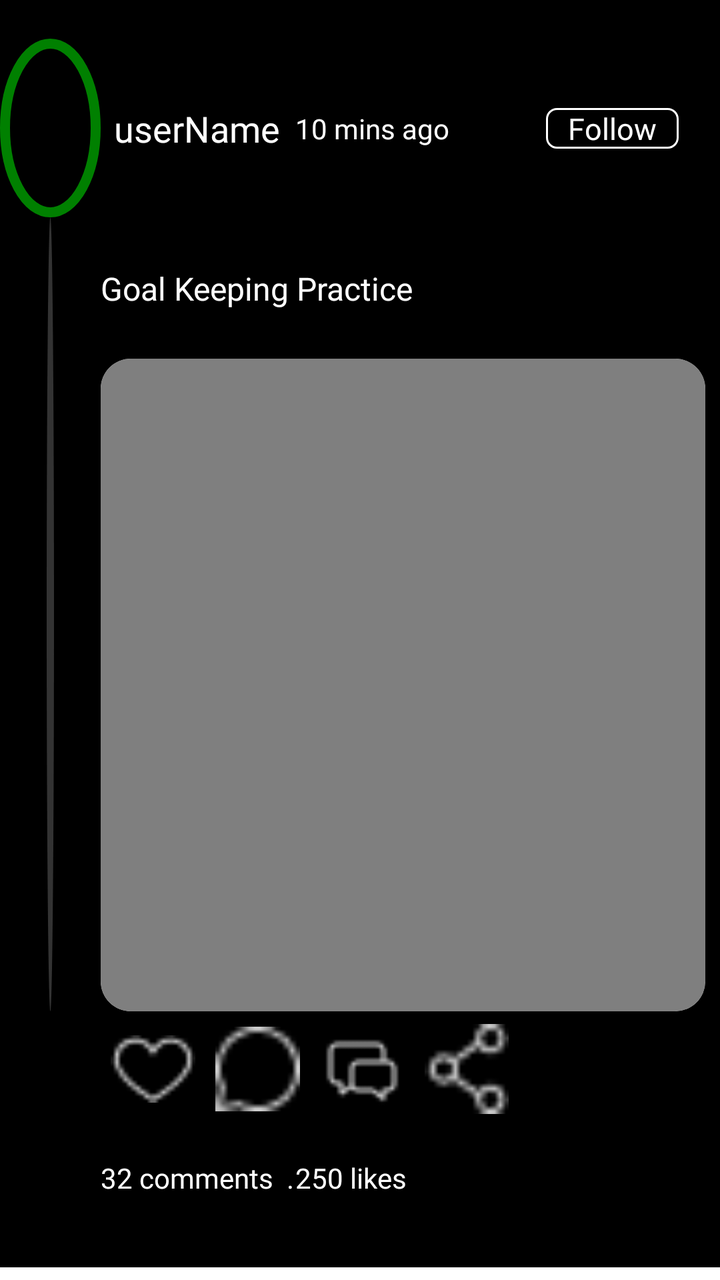
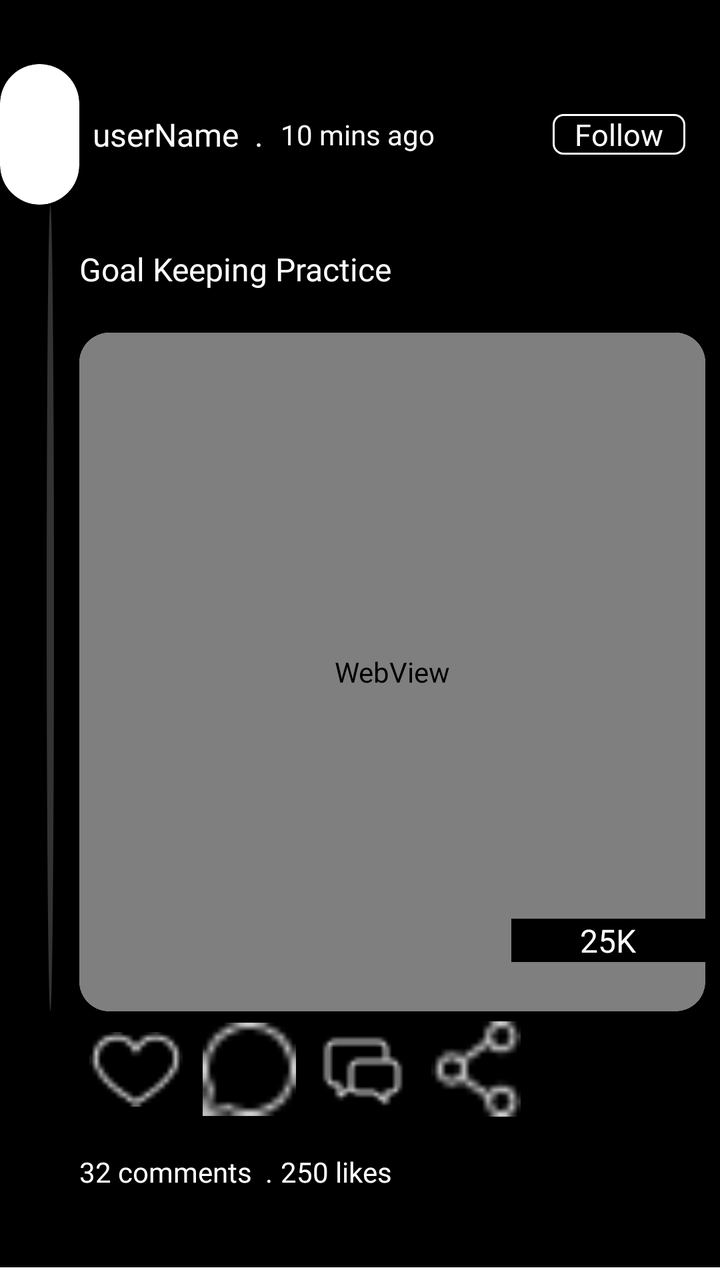

Before-and-after screenshots of an Android layout around one commit, followed by the original layout XML and the change that was made.
<!-- AndroidManifest.xml: application theme Theme.Pruvve -->
<!-- res/layout/item_feed_videos.xml -->
<?xml version="1.0" encoding="utf-8"?>
<androidx.constraintlayout.widget.ConstraintLayout xmlns:android="http://schemas.android.com/apk/res/android"
    xmlns:app="http://schemas.android.com/apk/res-auto"
    xmlns:tools="http://schemas.android.com/tools"
    android:layout_width="match_parent"
    android:layout_height="400dp"
    android:background="@color/black">

    <ImageView
        android:id="@+id/ivFeedsProfilePicture"
        android:layout_width="0dp"
        android:layout_height="0dp"
        android:src="@drawable/custom_circl"
        app:layout_constraintBottom_toTopOf="@+id/guideline111"
        app:layout_constraintEnd_toStartOf="@+id/guideline116"
        app:layout_constraintStart_toStartOf="parent"
        app:layout_constraintTop_toTopOf="@+id/guideline118" />

    <View
        android:id="@+id/view"
        android:layout_width="0dp"
        android:layout_height="0dp"
        android:background="@drawable/profile_line"
        app:layout_constraintBottom_toTopOf="@+id/guideline114"
        app:layout_constraintEnd_toStartOf="@+id/guideline122"
        app:layout_constraintStart_toStartOf="@+id/guideline117"
        app:layout_constraintTop_toTopOf="@+id/guideline111" />

    <View
        android:layout_width="0dp"
        android:layout_height="0dp"
        android:background="@color/white"
        app:layout_constraintBottom_toBottomOf="parent"
        app:layout_constraintEnd_toEndOf="parent"
        app:layout_constraintStart_toStartOf="parent"
        app:layout_constraintTop_toTopOf="@+id/guideline124" />

    <TextView
        android:id="@+id/tvProfileName"
        android:layout_width="0dp"
        android:layout_height="wrap_content"
        android:fontFamily="@font/my_poppins"
        android:gravity="center_vertical"
        android:text="\tuserName"
        android:textColor="@color/white"
        android:textSize="18sp"
        app:layout_constraintBottom_toTopOf="@+id/guideline111"
        app:layout_constraintEnd_toStartOf="@+id/guideline120"
        app:layout_constraintStart_toStartOf="@+id/guideline116"
        app:layout_constraintTop_toTopOf="@+id/guideline118"
        tools:ignore="HardcodedText" />

    <TextView
        android:id="@+id/tvTimestamp"
        android:layout_width="0dp"
        android:layout_height="wrap_content"
        android:fontFamily="@font/my_poppins"
        android:gravity="center_vertical"
        android:text="10 mins ago"
        android:textColor="@color/white"
        android:textSize="14sp"
        app:layout_constraintBottom_toTopOf="@+id/guideline111"
        app:layout_constraintEnd_toEndOf="parent"
        app:layout_constraintStart_toEndOf="@+id/tvProfileName"
        app:layout_constraintTop_toTopOf="@+id/guideline118"
        tools:ignore="HardcodedText" />

    <TextView
        android:id="@+id/tvFollowButton"
        android:layout_width="wrap_content"
        android:layout_height="wrap_content"
        android:background="@drawable/sign_in_viewbackgrounds"
        android:fontFamily="@font/my_poppins"
        android:gravity="center"
        android:text="   Follow   "
        android:textColor="@color/white"
        android:textSize="15sp"
        app:layout_constraintBottom_toTopOf="@+id/guideline111"
        app:layout_constraintEnd_toStartOf="@+id/guideline119"
        app:layout_constraintStart_toStartOf="@+id/guideline121"
        app:layout_constraintTop_toTopOf="@+id/guideline118"
        tools:ignore="HardcodedText" />

    <TextView
        android:id="@+id/tvTitle"
        android:layout_width="0dp"
        android:layout_height="wrap_content"
        android:fontFamily="@font/poppins_bold"
        android:gravity="center_vertical"
        android:text="Goal Keeping Practice"
        android:textColor="@color/white"
        android:textSize="16sp"
        app:layout_constraintBottom_toTopOf="@+id/guideline112"
        app:layout_constraintEnd_toEndOf="parent"
        app:layout_constraintStart_toStartOf="@+id/guideline116"
        app:layout_constraintTop_toTopOf="@+id/guideline111"
        tools:ignore="HardcodedText" />


    <androidx.cardview.widget.CardView
        android:id="@+id/cardView"
        android:layout_width="0dp"
        android:layout_height="0dp"
        app:cardCornerRadius="15dp"
        app:layout_constraintBottom_toTopOf="@+id/guideline114"
        app:layout_constraintEnd_toStartOf="@+id/guideline119"
        app:layout_constraintStart_toStartOf="@+id/guideline116"
        app:layout_constraintTop_toTopOf="@+id/guideline112">

        <VideoView
            android:id="@+id/vvFeeds"
            android:layout_width="match_parent"
            android:layout_height="match_parent"
            android:background="@drawable/dialogue_background3" />
    </androidx.cardview.widget.CardView>

    <TextView
        android:id="@+id/tvViews"
        android:layout_width="0dp"
        android:layout_height="wrap_content"
        android:background="@color/black"
        android:fontFamily="@font/poppins_bold"
        android:gravity="center_vertical"
        android:text="25K"
        android:textColor="@color/white"
        android:textSize="16sp"
        app:layout_constraintBottom_toTopOf="@+id/guideline114"
        app:layout_constraintEnd_toEndOf="parent"
        app:layout_constraintStart_toStartOf="@+id/guideline121"
        app:layout_constraintTop_toTopOf="@+id/guideline113"
        tools:ignore="HardcodedText" />

    <LinearLayout
        android:id="@+id/linearLayout2"
        android:layout_width="0dp"
        android:layout_height="0dp"
        android:orientation="horizontal"
        app:layout_constraintBottom_toTopOf="@+id/guideline115"
        app:layout_constraintEnd_toStartOf="@+id/guideline121"
        app:layout_constraintStart_toStartOf="@+id/guideline116"
        app:layout_constraintTop_toTopOf="@+id/guideline114">

        <ImageView
            android:id="@+id/ivLikeButton"
            android:layout_width="match_parent"
            android:layout_height="match_parent"
            android:layout_margin="5dp"
            android:layout_weight="1"
            android:src="@drawable/like_heart" />

        <ImageView
            android:id="@+id/ivCommentButton"
            android:layout_width="match_parent"
            android:layout_height="match_parent"
            android:layout_margin="5dp"
            android:layout_weight="1"
            android:src="@drawable/comment" />

        <ImageView
            android:id="@+id/ivChatButton"
            android:layout_width="match_parent"
            android:layout_height="match_parent"
            android:layout_marginStart="5dp"
            android:layout_marginTop="2dp"
            android:layout_marginEnd="5dp"
            android:layout_marginBottom="2dp"
            android:layout_weight="1"
            android:src="@drawable/chat" />

        <ImageView
            android:id="@+id/ivShareButton"
            android:layout_width="match_parent"
            android:layout_height="match_parent"
            android:layout_margin="5dp"
            android:layout_weight="1"
            android:src="@drawable/share" />
    </LinearLayout>

    <TextView
        android:id="@+id/tvComments"
        android:layout_width="0dp"
        android:layout_height="wrap_content"
        android:fontFamily="@font/my_poppins"
        android:gravity="center_vertical"
        android:text="32 comments  ."
        android:textColor="@color/white"
        android:textSize="14sp"
        app:layout_constraintBottom_toTopOf="@+id/guideline123"
        app:layout_constraintEnd_toStartOf="@+id/guideline120"
        app:layout_constraintStart_toStartOf="@+id/guideline116"
        app:layout_constraintTop_toTopOf="@+id/guideline115"
        tools:ignore="HardcodedText" />

    <TextView
        android:id="@+id/tvLikes"
        android:layout_width="0dp"
        android:layout_height="wrap_content"
        android:fontFamily="@font/my_poppins"
        android:gravity="center_vertical"
        android:text="250 likes"
        android:textColor="@color/white"
        android:textSize="14sp"
        app:layout_constraintBottom_toTopOf="@+id/guideline123"
        app:layout_constraintEnd_toStartOf="@+id/guideline121"
        app:layout_constraintStart_toStartOf="@+id/guideline120"
        app:layout_constraintTop_toTopOf="@+id/guideline115"
        tools:ignore="HardcodedText" />

    <androidx.constraintlayout.widget.Guideline
        android:id="@+id/guideline111"
        android:layout_width="wrap_content"
        android:layout_height="wrap_content"
        android:orientation="horizontal"
        app:layout_constraintGuide_percent="0.17" />

    <androidx.constraintlayout.widget.Guideline
        android:id="@+id/guideline112"
        android:layout_width="wrap_content"
        android:layout_height="wrap_content"
        android:orientation="horizontal"
        app:layout_constraintGuide_percent="0.28" />

    <androidx.constraintlayout.widget.Guideline
        android:id="@+id/guideline113"
        android:layout_width="wrap_content"
        android:layout_height="wrap_content"
        android:orientation="horizontal"
        app:layout_constraintGuide_percent="0.67" />

    <androidx.constraintlayout.widget.Guideline
        android:id="@+id/guideline114"
        android:layout_width="wrap_content"
        android:layout_height="wrap_content"
        android:orientation="horizontal"
        app:layout_constraintGuide_percent="0.79" />

    <androidx.constraintlayout.widget.Guideline
        android:id="@+id/guideline115"
        android:layout_width="wrap_content"
        android:layout_height="wrap_content"
        android:orientation="horizontal"
        app:layout_constraintGuide_percent="0.88" />

    <androidx.constraintlayout.widget.Guideline
        android:id="@+id/guideline116"
        android:layout_width="wrap_content"
        android:layout_height="wrap_content"
        android:orientation="vertical"
        app:layout_constraintGuide_percent="0.14" />

    <androidx.constraintlayout.widget.Guideline
        android:id="@+id/guideline117"
        android:layout_width="wrap_content"
        android:layout_height="wrap_content"
        android:orientation="vertical"
        app:layout_constraintGuide_percent="0.065" />

    <androidx.constraintlayout.widget.Guideline
        android:id="@+id/guideline119"
        android:layout_width="wrap_content"
        android:layout_height="wrap_content"
        android:orientation="vertical"
        app:layout_constraintGuide_percent="0.98" />

    <androidx.constraintlayout.widget.Guideline
        android:id="@+id/guideline120"
        android:layout_width="wrap_content"
        android:layout_height="wrap_content"
        android:orientation="vertical"
        app:layout_constraintGuide_percent="0.41" />

    <androidx.constraintlayout.widget.Guideline
        android:id="@+id/guideline121"
        android:layout_width="wrap_content"
        android:layout_height="wrap_content"
        android:orientation="vertical"
        app:layout_constraintGuide_percent="0.72" />

    <androidx.constraintlayout.widget.Guideline
        android:id="@+id/guideline122"
        android:layout_width="wrap_content"
        android:layout_height="wrap_content"
        android:orientation="vertical"
        app:layout_constraintGuide_percent="0.075" />

    <androidx.constraintlayout.widget.Guideline
        android:id="@+id/guideline118"
        android:layout_width="wrap_content"
        android:layout_height="wrap_content"
        android:orientation="horizontal"
        app:layout_constraintGuide_percent="0.03" />

    <androidx.constraintlayout.widget.Guideline
        android:id="@+id/guideline123"
        android:layout_width="wrap_content"
        android:layout_height="wrap_content"
        android:orientation="horizontal"
        app:layout_constraintGuide_percent="0.96" />

    <androidx.constraintlayout.widget.Guideline
        android:id="@+id/guideline124"
        android:layout_width="wrap_content"
        android:layout_height="wrap_content"
        android:orientation="horizontal"
        app:layout_constraintGuide_percent="0.99" />

</androidx.constraintlayout.widget.ConstraintLayout>
<!-- resources referenced by this layout -->
<resources>
  <color name="black">#FF000000</color>
  <color name="white">#FFFFFFFF</color>
  <!-- drawable chat: png bitmap (drawable, 570 bytes) -->
  <!-- drawable comment: png bitmap (drawable, 357 bytes) -->
  <!-- drawable custom_circl (drawable) -->
  <?xml version="1.0" encoding="utf-8"?>
  <shape xmlns:android="http://schemas.android.com/apk/res/android"
      android:shape="oval">
      <stroke android:color="@color/green"
          android:width="5dp"/>
  </shape>
  <!-- drawable dialogue_background3 (drawable) -->
  <?xml version="1.0" encoding="utf-8"?>
  <shape
      xmlns:android="http://schemas.android.com/apk/res/android"
      android:shape="rectangle">
      <solid
          android:color="@color/dark_gray"/>
      <corners
          android:radius="10dp"/>
  </shape>
  <!-- drawable like_heart: png bitmap (drawable, 396 bytes) -->
  <!-- drawable profile_line (drawable) -->
  <?xml version="1.0" encoding="utf-8"?>
  <shape xmlns:android="http://schemas.android.com/apk/res/android"
      android:shape="oval">
      <solid android:color="@color/dark_gray"/>
  </shape>
  <!-- drawable share: png bitmap (drawable, 367 bytes) -->
  <!-- drawable sign_in_viewbackgrounds (drawable) -->
  <?xml version="1.0" encoding="utf-8"?>
  <shape
      xmlns:app="http://schemas.android.com/apk/res-auto"
      xmlns:android="http://schemas.android.com/apk/res/android"
      android:shape="rectangle">
      <corners
          android:radius="5dp"/>
      <stroke
          android:width="1sp"
          android:color="@color/white"/>
  </shape>
  <style name="Theme.Pruvve" parent="Base.Theme.Pruvve" />
  <color name="green">#008000</color>
  <color name="dark_gray">#333333</color>
  <style name="Base.Theme.Pruvve" parent="Theme.AppCompat.Light.NoActionBar">
          
          
      </style>
</resources>

<!-- the commit's change to res/layout/item_feed_videos.xml (unified diff, before → after) -->
@@ -6,15 +6,23 @@
     android:layout_height="400dp"
     android:background="@color/black">
 
-    <ImageView
-        android:id="@+id/ivFeedsProfilePicture"
-        android:layout_width="0dp"
-        android:layout_height="0dp"
-        android:src="@drawable/custom_circl"
+    <androidx.cardview.widget.CardView
+        android:layout_width="0dp"
+        android:layout_height="0dp"
+        app:cardCornerRadius="80dp"
         app:layout_constraintBottom_toTopOf="@+id/guideline111"
         app:layout_constraintEnd_toStartOf="@+id/guideline116"
         app:layout_constraintStart_toStartOf="parent"
-        app:layout_constraintTop_toTopOf="@+id/guideline118" />
+        app:layout_constraintTop_toTopOf="@+id/guideline118">
+
+        <WebView
+            android:id="@+id/wvFeedsProfilePicture"
+            android:layout_width="0dp"
+            android:layout_height="0dp"
+            android:src="@drawable/custom_circl" />
+    </androidx.cardview.widget.CardView>
+
+
 
     <View
         android:id="@+id/view"
@@ -41,9 +49,9 @@
         android:layout_height="wrap_content"
         android:fontFamily="@font/my_poppins"
         android:gravity="center_vertical"
-        android:text="\tuserName"
-        android:textColor="@color/white"
-        android:textSize="18sp"
+        android:text="\tuserName  ."
+        android:textColor="@color/white"
+        android:textSize="16sp"
         app:layout_constraintBottom_toTopOf="@+id/guideline111"
         app:layout_constraintEnd_toStartOf="@+id/guideline120"
         app:layout_constraintStart_toStartOf="@+id/guideline116"
@@ -107,28 +115,54 @@
         app:layout_constraintStart_toStartOf="@+id/guideline116"
         app:layout_constraintTop_toTopOf="@+id/guideline112">
 
-        <VideoView
-            android:id="@+id/vvFeeds"
-            android:layout_width="match_parent"
-            android:layout_height="match_parent"
-            android:background="@drawable/dialogue_background3" />
+        <androidx.constraintlayout.widget.ConstraintLayout
+            android:layout_width="match_parent"
+            android:layout_height="match_parent">
+
+            <WebView
+                android:id="@+id/wvFeeds"
+                android:layout_width="match_parent"
+                android:layout_height="match_parent"
+                android:background="@drawable/dialogue_background3"
+                app:layout_constraintBottom_toBottomOf="parent"
+                app:layout_constraintEnd_toEndOf="parent"
+                app:layout_constraintStart_toStartOf="parent"
+                app:layout_constraintTop_toTopOf="parent" />
+
+            <TextView
+                android:id="@+id/tvViews"
+                android:layout_width="0dp"
+                android:layout_height="wrap_content"
+                android:background="@color/black"
+                android:fontFamily="@font/poppins_bold"
+                android:gravity="center"
+                android:text="25K"
+                android:textAlignment="center"
+                android:textColor="@color/white"
+                android:textSize="16sp"
+
+                app:layout_constraintBottom_toBottomOf="parent"
+                app:layout_constraintEnd_toEndOf="parent"
+                app:layout_constraintStart_toStartOf="@+id/guideline168"
+                app:layout_constraintTop_toTopOf="@+id/guideline170"
+                tools:ignore="HardcodedText" />
+
+            <androidx.constraintlayout.widget.Guideline
+                android:id="@+id/guideline168"
+                android:layout_width="wrap_content"
+                android:layout_height="wrap_content"
+                android:orientation="vertical"
+                app:layout_constraintGuide_percent="0.69" />
+
+            <androidx.constraintlayout.widget.Guideline
+                android:id="@+id/guideline170"
+                android:layout_width="wrap_content"
+                android:layout_height="wrap_content"
+                android:orientation="horizontal"
+                app:layout_constraintGuide_percent="0.79" />
+
+        </androidx.constraintlayout.widget.ConstraintLayout>
     </androidx.cardview.widget.CardView>
-
-    <TextView
-        android:id="@+id/tvViews"
-        android:layout_width="0dp"
-        android:layout_height="wrap_content"
-        android:background="@color/black"
-        android:fontFamily="@font/poppins_bold"
-        android:gravity="center_vertical"
-        android:text="25K"
-        android:textColor="@color/white"
-        android:textSize="16sp"
-        app:layout_constraintBottom_toTopOf="@+id/guideline114"
-        app:layout_constraintEnd_toEndOf="parent"
-        app:layout_constraintStart_toStartOf="@+id/guideline121"
-        app:layout_constraintTop_toTopOf="@+id/guideline113"
-        tools:ignore="HardcodedText" />
 
     <LinearLayout
         android:id="@+id/linearLayout2"
@@ -146,7 +180,9 @@
             android:layout_height="match_parent"
             android:layout_margin="5dp"
             android:layout_weight="1"
-            android:src="@drawable/like_heart" />
+            android:src="@drawable/like_heart"
+            android:contentDescription="this is for the like action"
+            tools:ignore="HardcodedText"/>
 
         <ImageView
             android:id="@+id/ivCommentButton"
@@ -154,7 +190,9 @@
             android:layout_height="match_parent"
             android:layout_margin="5dp"
             android:layout_weight="1"
-            android:src="@drawable/comment" />
+            android:src="@drawable/comment"
+            android:contentDescription="this is for the comment action"
+            tools:ignore="HardcodedText"/>
 
         <ImageView
             android:id="@+id/ivChatButton"
@@ -165,7 +203,9 @@
             android:layout_marginEnd="5dp"
             android:layout_marginBottom="2dp"
             android:layout_weight="1"
-            android:src="@drawable/chat" />
+            android:src="@drawable/chat"
+            android:contentDescription="this is for the chat action"
+            tools:ignore="HardcodedText" />
 
         <ImageView
             android:id="@+id/ivShareButton"
@@ -173,7 +213,9 @@
             android:layout_height="match_parent"
             android:layout_margin="5dp"
             android:layout_weight="1"
-            android:src="@drawable/share" />
+            android:src="@drawable/share"
+            android:contentDescription="this is for the share action"
+            tools:ignore="HardcodedText"/>
     </LinearLayout>
 
     <TextView
@@ -182,7 +224,7 @@
         android:layout_height="wrap_content"
         android:fontFamily="@font/my_poppins"
         android:gravity="center_vertical"
-        android:text="32 comments  ."
+        android:text="32 comments  . "
         android:textColor="@color/white"
         android:textSize="14sp"
         app:layout_constraintBottom_toTopOf="@+id/guideline123"
@@ -211,14 +253,14 @@
         android:layout_width="wrap_content"
         android:layout_height="wrap_content"
         android:orientation="horizontal"
-        app:layout_constraintGuide_percent="0.17" />
+        app:layout_constraintGuide_percent="0.16" />
 
     <androidx.constraintlayout.widget.Guideline
         android:id="@+id/guideline112"
         android:layout_width="wrap_content"
         android:layout_height="wrap_content"
         android:orientation="horizontal"
-        app:layout_constraintGuide_percent="0.28" />
+        app:layout_constraintGuide_percent="0.26" />
 
     <androidx.constraintlayout.widget.Guideline
         android:id="@+id/guideline113"
@@ -246,7 +288,7 @@
         android:layout_width="wrap_content"
         android:layout_height="wrap_content"
         android:orientation="vertical"
-        app:layout_constraintGuide_percent="0.14" />
+        app:layout_constraintGuide_percent="0.11" />
 
     <androidx.constraintlayout.widget.Guideline
         android:id="@+id/guideline117"
@@ -267,14 +309,14 @@
         android:layout_width="wrap_content"
         android:layout_height="wrap_content"
         android:orientation="vertical"
-        app:layout_constraintGuide_percent="0.41" />
+        app:layout_constraintGuide_percent="0.39" />
 
     <androidx.constraintlayout.widget.Guideline
         android:id="@+id/guideline121"
         android:layout_width="wrap_content"
         android:layout_height="wrap_content"
         android:orientation="vertical"
-        app:layout_constraintGuide_percent="0.72" />
+        app:layout_constraintGuide_percent="0.74" />
 
     <androidx.constraintlayout.widget.Guideline
         android:id="@+id/guideline122"
@@ -288,14 +330,14 @@
         android:layout_width="wrap_content"
         android:layout_height="wrap_content"
         android:orientation="horizontal"
-        app:layout_constraintGuide_percent="0.03" />
+        app:layout_constraintGuide_percent="0.05" />
 
     <androidx.constraintlayout.widget.Guideline
         android:id="@+id/guideline123"
         android:layout_width="wrap_content"
         android:layout_height="wrap_content"
         android:orientation="horizontal"
-        app:layout_constraintGuide_percent="0.96" />
+        app:layout_constraintGuide_percent="0.95" />
 
     <androidx.constraintlayout.widget.Guideline
         android:id="@+id/guideline124"
